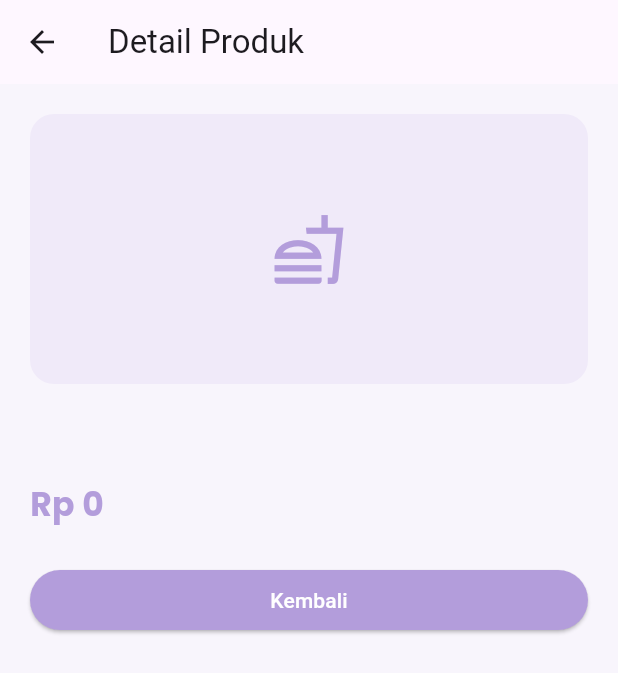
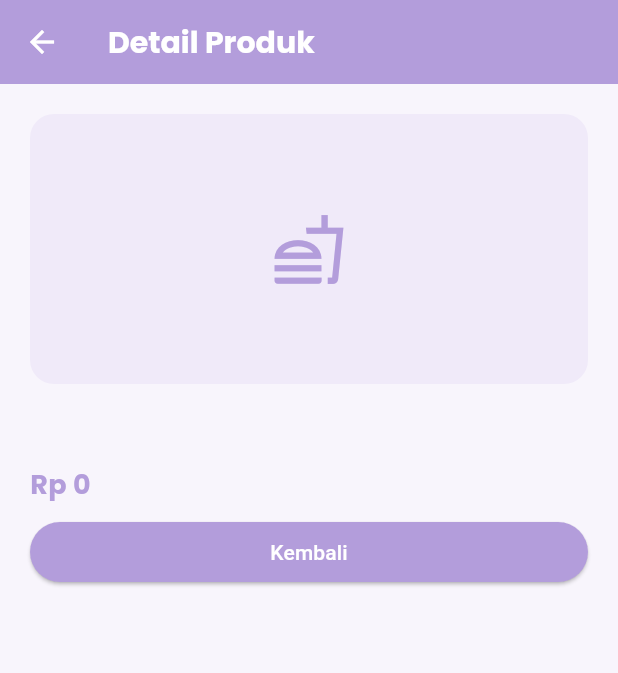
Before and after one commit to MeythaSirayan/MenuKantin, a Flutter app: the DetailMenu screen opened directly with empty values, on a phone screen of 412 x 824 dp. Shown: the top 673 px of the screen. Run offline on Flutter 3.47's test engine with Material 3 defaults, Android fonts, the phone set to English and light mode, and no system bars; our stand-ins replace get, google_fonts.

Commit message:
Menu kantin sederhana

```diff
--- a/lib/models/menu_kantin.dart
+++ b/lib/models/menu_kantin.dart
@@ -1,7 +1,6 @@
 class MenuKantin {
   final String nama;
   final int harga;
-  final String? deskripsi;
 
-  const MenuKantin({required this.nama, required this.harga, this.deskripsi});
+  const MenuKantin({required this.nama, required this.harga});
 }
--- a/lib/pages/detail_menu.dart
+++ b/lib/pages/detail_menu.dart
@@ -2,6 +2,8 @@ import 'package:flutter/material.dart';
 
 import '../models/menu_kantin.dart';
 import '../widgets/teks_kantin.dart';
+
+import 'package:get/get.dart';
 
 class DetailMenu extends StatelessWidget {
   final MenuKantin menu;
@@ -13,7 +15,16 @@ class DetailMenu extends StatelessWidget {
     const ungu = Color(0xFFB39DDB);
 
     return Scaffold(
-      appBar: AppBar(title: const Text('Detail Produk')),
+      appBar: AppBar(
+        backgroundColor: const Color(0xFFB39DDB),
+        foregroundColor: Colors.white,
+        title: const TeksKantin(
+          'Detail Produk',
+          ukuran: 20,
+          warna: Colors.white,
+          ketebalan: FontWeight.bold,
+        ),
+      ),
       body: Align(
         alignment: Alignment.topCenter,
         child: SingleChildScrollView(
@@ -37,33 +48,22 @@ class DetailMenu extends StatelessWidget {
               const SizedBox(height: 20),
               TeksKantin(
                 menu.nama,
-                ukuran: 26,
+                ukuran: 20,
                 ketebalan: FontWeight.bold,
                 warna: const Color(0xFF6A4C93),
               ),
-              const SizedBox(height: 8),
+              const SizedBox(height: 5),
               TeksKantin(
                 'Rp ${menu.harga}',
-                ukuran: 22,
+                ukuran: 18,
                 ketebalan: FontWeight.bold,
                 warna: ungu,
               ),
-              const SizedBox(height: 24),
-
-              if (menu.deskripsi != null && menu.deskripsi!.isNotEmpty) ...[
-                const SizedBox(height: 24),
-                const TeksKantin(
-                  'Deskripsi',
-                  ukuran: 18,
-                  ketebalan: FontWeight.bold,
-                ),
-                const SizedBox(height: 8),
-                TeksKantin(menu.deskripsi!, ukuran: 15),
-              ],
+              const SizedBox(height: 8),
               SizedBox(
                 width: double.infinity,
                 child: ElevatedButton(
-                  onPressed: () => Navigator.pop(context),
+                  onPressed: () => Get.back(),
                   style: ElevatedButton.styleFrom(
                     backgroundColor: ungu,
                     foregroundColor: Colors.white,
--- a/lib/pages/tambah_menu.dart
+++ b/lib/pages/tambah_menu.dart
@@ -3,6 +3,8 @@ import 'package:get/get.dart';
 
 import '../models/menu_kantin.dart';
 import '../widgets/teks_kantin.dart';
+
+import 'package:flutter/services.dart';
 
 class TambahMenu extends StatefulWidget {
   const TambahMenu({super.key});
@@ -48,7 +50,7 @@ class _TambahMenuState extends State<TambahMenu> {
     return Scaffold(
       appBar: AppBar(
         backgroundColor: const Color(0xFFB39DDB),
-        foregroundColor: const Color(0xFF6A4C93),
+        foregroundColor: Colors.white,
         title: const TeksKantin(
           'Tambah Menu',
           ukuran: 20,
@@ -82,6 +84,7 @@ class _TambahMenuState extends State<TambahMenu> {
               TextFormField(
                 controller: _hargaController,
                 keyboardType: TextInputType.number,
+                inputFormatters: [FilteringTextInputFormatter.digitsOnly],
                 decoration: const InputDecoration(
                   labelText: 'Harga Menu',
                   hintText: 'Contoh: 10000',
```
Also changed, not shown: lib/pages/daftar_menu.dart (+5 -25 lines), lib/widgets/teks_kantin.dart (+4 -3 lines), 2 other files.
